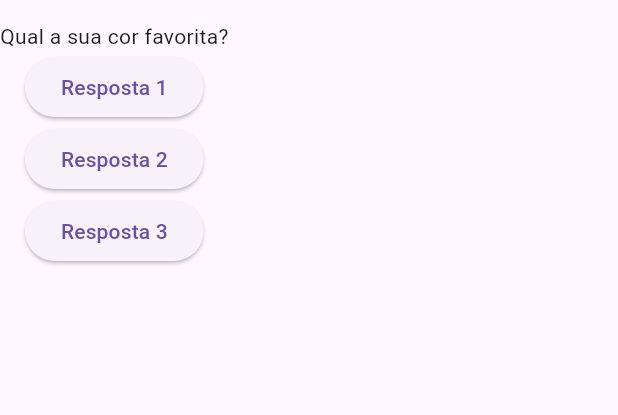
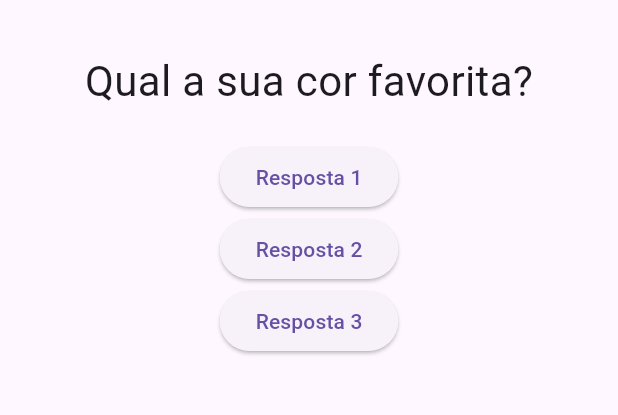
Before and after one commit to benckeleonardo/perguntas_flutter, a Flutter app: the screen it shows after launch, on a phone screen of 412 x 824 dp, the part 63-478 px from its top. Run offline on Flutter 3.47's test engine with Material 3 defaults, Android fonts, the phone set to English and light mode, and no system bars.

Commit message:
Cria um componente Questao

```diff
--- a/lib/main.dart
+++ b/lib/main.dart
@@ -1,4 +1,5 @@
 import 'package:flutter/material.dart';
+import 'package:pergunta_app/questao.dart';
 
 void main() {
   runApp(PerguntaApp());
@@ -26,7 +27,7 @@ class _PerguntaAppState extends State<PerguntaApp> {
         appBar: AppBar(title: const Text('Perguntas')),
         body: Column(
           children: [
-            Text(_perguntas[_perguntaAtual]),
+            Questao(_perguntas[_perguntaAtual]),
             ElevatedButton(onPressed: _responder, child: Text('Resposta 1')),
             ElevatedButton(onPressed: _responder, child: Text('Resposta 2')),
             ElevatedButton(onPressed: _responder, child: Text('Resposta 3')),
--- /dev/null
+++ b/lib/questao.dart
@@ -0,0 +1,20 @@
+import 'package:flutter/material.dart';
+
+class Questao extends StatelessWidget {
+  final String titulo;
+
+  const Questao(this.titulo);
+
+  @override
+  Widget build(BuildContext context) {
+    return Container(
+      width: double.infinity,
+      margin: const EdgeInsets.all(20),
+      child: Text(
+        titulo,
+        style: const TextStyle(fontSize: 28),
+        textAlign: TextAlign.center,
+      ),
+    );
+  }
+}
```
